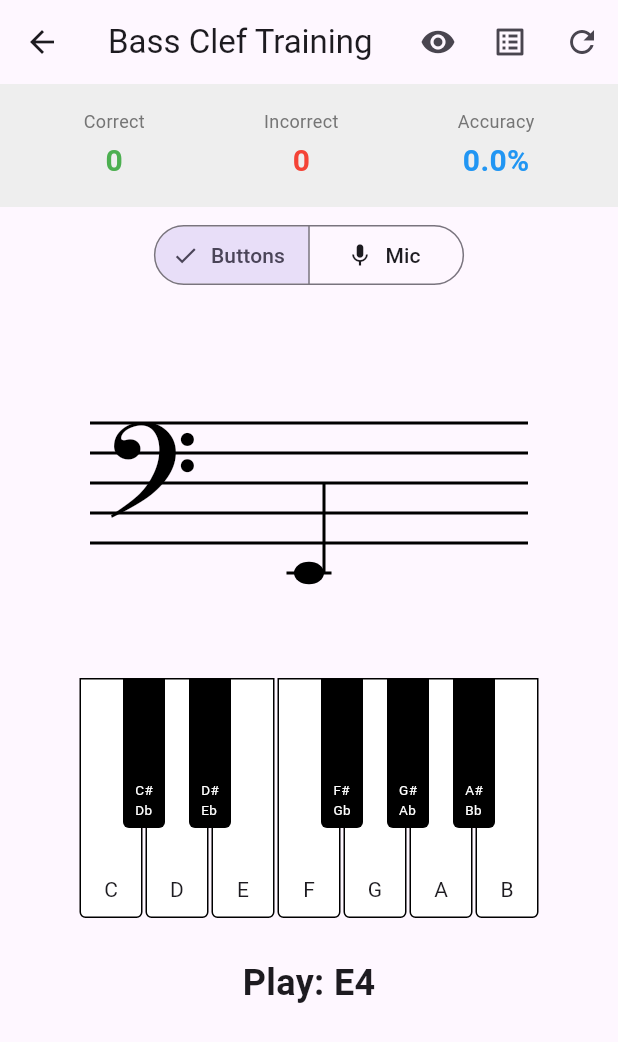
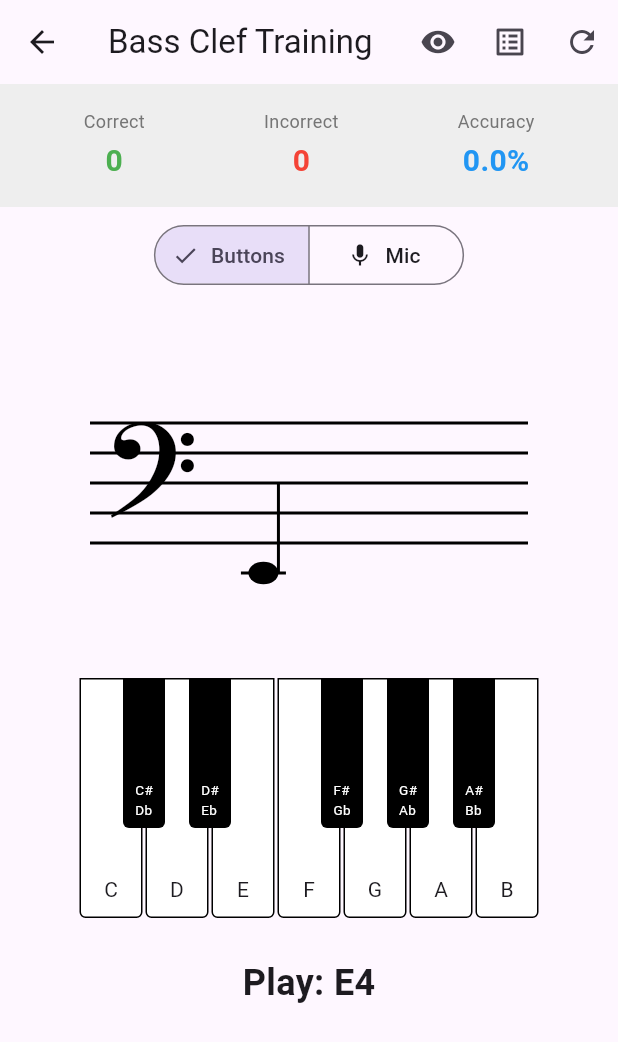
Before and after one commit to reyjager/music, a Flutter app: the screen it shows after launch, after a tap on "Bass Clef", on a phone screen of 412 x 824 dp. Shown: the top 1042 px of the screen. Run offline on Flutter 3.47's test engine with Material 3 defaults, Android fonts, the phone set to English and light mode, and no system bars; our stand-ins replace get, stacked; missing offline and left inert: pitch_detector_dart, record, sound_generator.

Commit message:
animating note from right to left

```diff
--- a/lib/modules/bass/bass_clef_training_view.dart
+++ b/lib/modules/bass/bass_clef_training_view.dart
@@ -1,14 +1,50 @@
 import 'package:flutter/material.dart';
 import 'package:stacked/stacked.dart';
 import 'bass_clef_training_viewmodel.dart';
+import '../../models/musical_note.dart';
 import '../widgets/staff_painter.dart';
 import '../widgets/piano_keyboard.dart';
 import '../widgets/stats_bar.dart';
 import '../../services/audio_service.dart';
 import '../../services/note_generator_service.dart';
 
-class BassClefTrainingView extends StatelessWidget {
+class BassClefTrainingView extends StatefulWidget {
   const BassClefTrainingView({Key? key}) : super(key: key);
+
+  @override
+  State<BassClefTrainingView> createState() => _BassClefTrainingViewState();
+}
+
+class _BassClefTrainingViewState extends State<BassClefTrainingView>
+    with SingleTickerProviderStateMixin {
+  late AnimationController _noteAnimController;
+  late Animation<double> _noteAnimation;
+  MusicalNote? _lastNote;
+
+  @override
+  void initState() {
+    super.initState();
+    _noteAnimController = AnimationController(
+      vsync: this,
+      duration: const Duration(milliseconds: 1500),
+    );
+    _noteAnimation = Tween<double>(begin: 1.0, end: 0.35).animate(
+      CurvedAnimation(parent: _noteAnimController, curve: Curves.easeOut),
+    );
+  }
+
+  @override
+  void dispose() {
+    _noteAnimController.dispose();
+    super.dispose();
+  }
+
+  void _checkNoteChanged(MusicalNote? currentNote) {
+    if (currentNote != _lastNote) {
+      _lastNote = currentNote;
+      _noteAnimController.forward(from: 0);
+    }
+  }
 
   @override
   Widget build(BuildContext context) {
@@ -18,7 +54,9 @@ class BassClefTrainingView extends StatelessWidget {
         noteGenerator: NoteGeneratorService(),
       ),
       onViewModelReady: (model) => model.initialize(),
-      builder: (context, model, child) => Scaffold(
+      builder: (context, model, child) {
+        _checkNoteChanged(model.currentNote);
+        return Scaffold(
         appBar: AppBar(
           title: const Text('Bass Clef Training'),
           actions: [
@@ -74,13 +112,23 @@ class BassClefTrainingView extends StatelessWidget {
                     const EdgeInsets.symmetric(horizontal: 20, vertical: 20),
                 child: Stack(
                   children: [
-                    CustomPaint(
-                      painter: StaffPainter(
-                        note: model.currentNote,
-                        isBassClef: true,
-                        noteColor: model.noteColor,
+                    AnimatedBuilder(
+                      animation: _noteAnimation,
+                      builder: (context, _) => LayoutBuilder(
+                        builder: (context, constraints) {
+                          final noteX =
+                              constraints.maxWidth * _noteAnimation.value;
+                          return CustomPaint(
+                            painter: StaffPainter(
+                              note: model.currentNote,
+                              isBassClef: true,
+                              noteColor: model.noteColor,
+                              noteXOffset: noteX,
+                            ),
+                            size: Size.infinite,
+                          );
+                        },
                       ),
-                      size: Size.infinite,
                     ),
                     if (model.showFeedback && model.showFeedbackEnabled)
                       Center(
@@ -162,7 +210,8 @@ class BassClefTrainingView extends StatelessWidget {
             ],
           ),
         ),
-      ),
+      );
+        },
     );
   }
 
--- a/lib/modules/widgets/staff_painter.dart
+++ b/lib/modules/widgets/staff_painter.dart
@@ -5,10 +5,14 @@ class StaffPainter extends CustomPainter {
   final MusicalNote? note;
   final bool isBassClef;
   final Color noteColor;
+  final double? noteXOffset;
   final double staffLineSpacing = 20.0;
 
   StaffPainter(
-      {this.note, this.isBassClef = false, this.noteColor = Colors.black});
+      {this.note,
+      this.isBassClef = false,
+      this.noteColor = Colors.black,
+      this.noteXOffset});
 
   @override
   void paint(Canvas canvas, Size size) {
@@ -36,11 +40,10 @@ class StaffPainter extends CustomPainter {
 
     // Draw note if present
     if (note != null) {
-      // Shift linePosition by -2 to convert Treble positions (FACE) to Bass positions (ACEG)
-      // This ensures that an 'A' note appears in the bottom space of the Bass clef.
       final adjustedPosition =
           isBassClef ? note!.linePosition - 2 : note!.linePosition;
-      drawNote(canvas, size.width / 2, centerY, adjustedPosition, paint);
+      final noteX = noteXOffset ?? size.width / 2;
+      drawNote(canvas, noteX, centerY, adjustedPosition, paint);
     }
   }
 
@@ -131,7 +134,8 @@ class StaffPainter extends CustomPainter {
   bool shouldRepaint(StaffPainter oldDelegate) =>
       oldDelegate.note != note ||
       oldDelegate.isBassClef != isBassClef ||
-      oldDelegate.noteColor != noteColor;
+      oldDelegate.noteColor != noteColor ||
+      oldDelegate.noteXOffset != noteXOffset;
 
   void drawAccidental(Canvas canvas, double x, double y, String accidental) {
     final paint = Paint()
```
Also changed, not shown: lib/modules/bass/bass_clef_training_viewmodel.dart (+40 -16 lines), lib/modules/treble/treble_clef_training_view.dart (+59 -8 lines).
